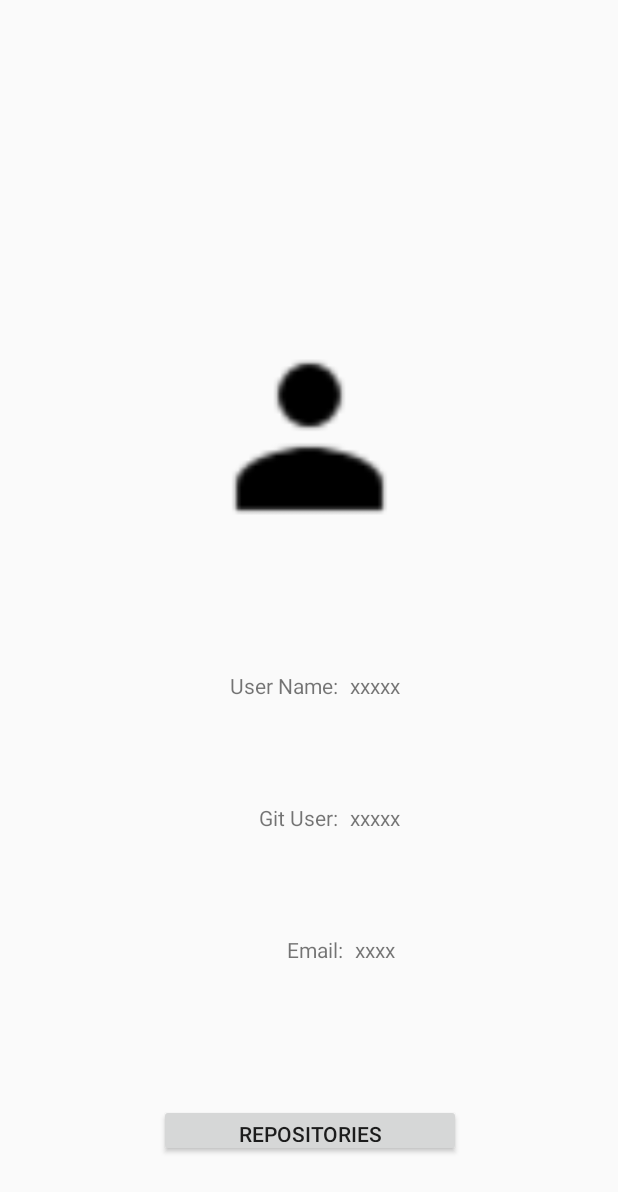
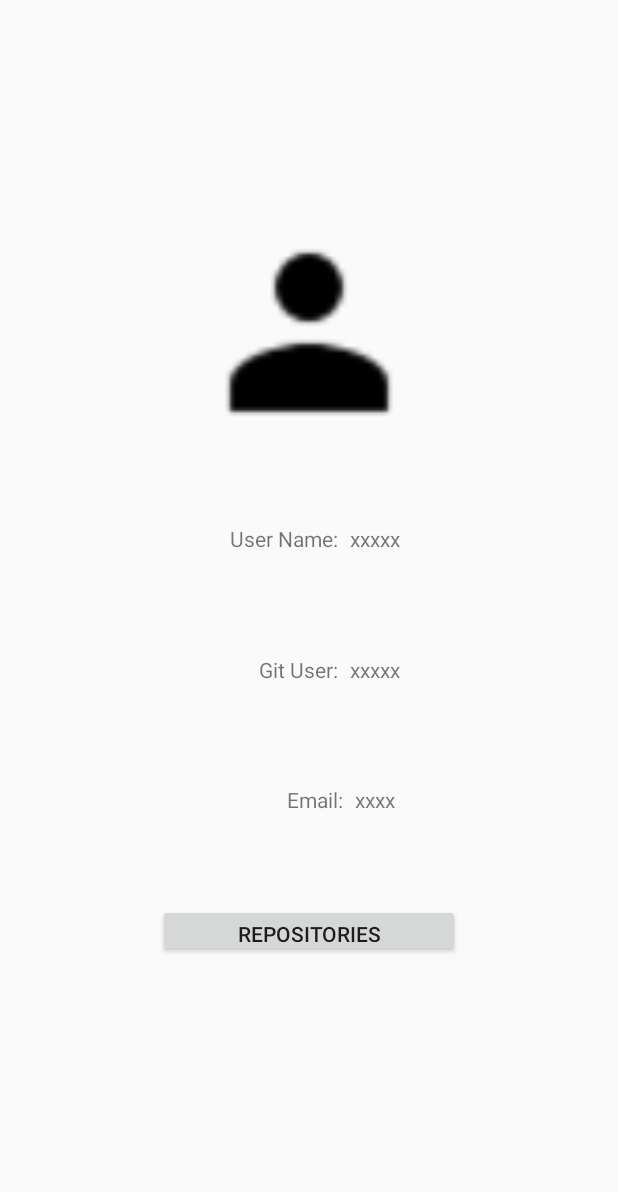
Before and after one commit to dersibcha/Gitsearch, an Android app: the layout fragment_user.xml on its own in the app's theme, with its tools: preview values and no code run, on a phone screen of 412 x 824 dp. Shown: the top 1192 px of the screen. Run offline under Robolectric (Android 15) with nearby library versions, the phone set to English and light mode, and no system bars.

Commit message:
Login done

```diff
--- a/app/src/main/res/layout/fragment_user.xml
+++ b/app/src/main/res/layout/fragment_user.xml
@@ -13,23 +13,34 @@
         android:layout_width="match_parent"
         android:layout_height="match_parent">
 
+        <android.support.constraint.ConstraintLayout
+            android:id="@+id/constraintLayout7"
+            android:layout_width="385dp"
+            android:layout_height="50dp"
+            app:layout_constraintBottom_toTopOf="@+id/ivUser"
+            app:layout_constraintEnd_toEndOf="parent"
+            app:layout_constraintHorizontal_bias="0.615"
+            app:layout_constraintStart_toStartOf="parent"
+            app:layout_constraintTop_toTopOf="parent"
+            app:layout_constraintVertical_bias="0.316">
+
+        </android.support.constraint.ConstraintLayout>
+
         <ImageView
             android:id="@+id/ivUser"
-            android:layout_width="134dp"
-            android:layout_height="125dp"
-            android:layout_marginTop="176dp"
+            android:layout_width="141dp"
+            android:layout_height="135dp"
             android:src="@drawable/user"
             app:layout_constraintBottom_toTopOf="@+id/constraintName"
             app:layout_constraintEnd_toEndOf="parent"
-            app:layout_constraintHorizontal_bias="0.501"
+            app:layout_constraintHorizontal_bias="0.5"
             app:layout_constraintStart_toStartOf="parent"
-            app:layout_constraintTop_toTopOf="parent" />
+            app:layout_constraintTop_toBottomOf="@+id/constraintLayout7" />
 
         <android.support.constraint.ConstraintLayout
             android:id="@+id/constraintName"
             android:layout_width="wrap_content"
             android:layout_height="wrap_content"
-            android:layout_marginTop="32dp"
             app:layout_constraintBottom_toTopOf="@+id/constraintGitUser"
             app:layout_constraintEnd_toEndOf="parent"
             app:layout_constraintHorizontal_bias="0.5"
@@ -154,14 +165,24 @@
             android:id="@+id/btnRepUser"
             android:layout_width="201dp"
             android:layout_height="35dp"
-            android:layout_marginTop="32dp"
             android:text="Repositories"
+            app:layout_constraintBottom_toTopOf="@+id/constraintLayout6"
+            app:layout_constraintEnd_toEndOf="parent"
+            app:layout_constraintHorizontal_bias="0.5"
+            app:layout_constraintStart_toStartOf="parent"
+            app:layout_constraintTop_toBottomOf="@+id/constraintEmail" />
+
+        <android.support.constraint.ConstraintLayout
+            android:id="@+id/constraintLayout6"
+            android:layout_width="336dp"
+            android:layout_height="82dp"
             app:layout_constraintBottom_toBottomOf="parent"
             app:layout_constraintEnd_toEndOf="parent"
-            app:layout_constraintHorizontal_bias="0.504"
+            app:layout_constraintHorizontal_bias="0.5"
             app:layout_constraintStart_toStartOf="parent"
-            app:layout_constraintTop_toBottomOf="@+id/constraintEmail"
-            app:layout_constraintVertical_bias="0.371" />
+            app:layout_constraintTop_toBottomOf="@+id/btnRepUser">
+
+        </android.support.constraint.ConstraintLayout>
 
     </android.support.constraint.ConstraintLayout>
 
--- a/app/src/main/res/layout/nav_header_navigation_drawer.xml
+++ b/app/src/main/res/layout/nav_header_navigation_drawer.xml
@@ -13,7 +13,7 @@
     android:theme="@style/ThemeOverlay.AppCompat.Dark">
 
     <ImageView
-        android:id="@+id/imageView"
+        android:id="@+id/ivProfilepic"
         android:layout_width="wrap_content"
         android:layout_height="wrap_content"
         android:contentDescription="@string/nav_header_desc"
@@ -21,6 +21,7 @@
         app:srcCompat="@mipmap/ic_launcher_round" />
 
     <TextView
+        android:id="@+id/tvName"
         android:layout_width="match_parent"
         android:layout_height="wrap_content"
         android:paddingTop="@dimen/nav_header_vertical_spacing"
@@ -28,7 +29,7 @@
         android:textAppearance="@style/TextAppearance.AppCompat.Body1" />
 
     <TextView
-        android:id="@+id/textView"
+        android:id="@+id/tvEmail"
         android:layout_width="wrap_content"
         android:layout_height="wrap_content"
         android:text="@string/nav_header_subtitle" />
--- a/build.gradle
+++ b/build.gradle
@@ -9,7 +9,7 @@ buildscript {
     }
     dependencies {
         classpath 'com.android.tools.build:gradle:3.4.1'
-        classpath 'com.google.gms:google-services:4.0.1'
+        classpath 'com.google.gms:google-services:4.2.0'
         classpath "org.jetbrains.kotlin:kotlin-gradle-plugin:$kotlin_version"
 
     }
```
Also changed, not shown: app/build.gradle (+12 -18 lines), app/src/main/AndroidManifest.xml (+14 -1 lines), app/src/main/java/com/example/gitsearch/Commons/GlobalVariables.java (+7 -4 lines), app/src/main/java/com/example/gitsearch/Entrada.java (+7 -6 lines), app/src/main/java/com/example/gitsearch/Model/DatabaseUser.java (+38 -11 lines), app/src/main/java/com/example/gitsearch/NavigationDrawerActivity.java (+18 -1 lines), app/src/main/java/com/example/gitsearch/Services/FirebaseServices.java (+11 -7 lines), app/src/main/java/com/example/gitsearch/UserFragment.java (+23 -7 lines), 1 other file.
